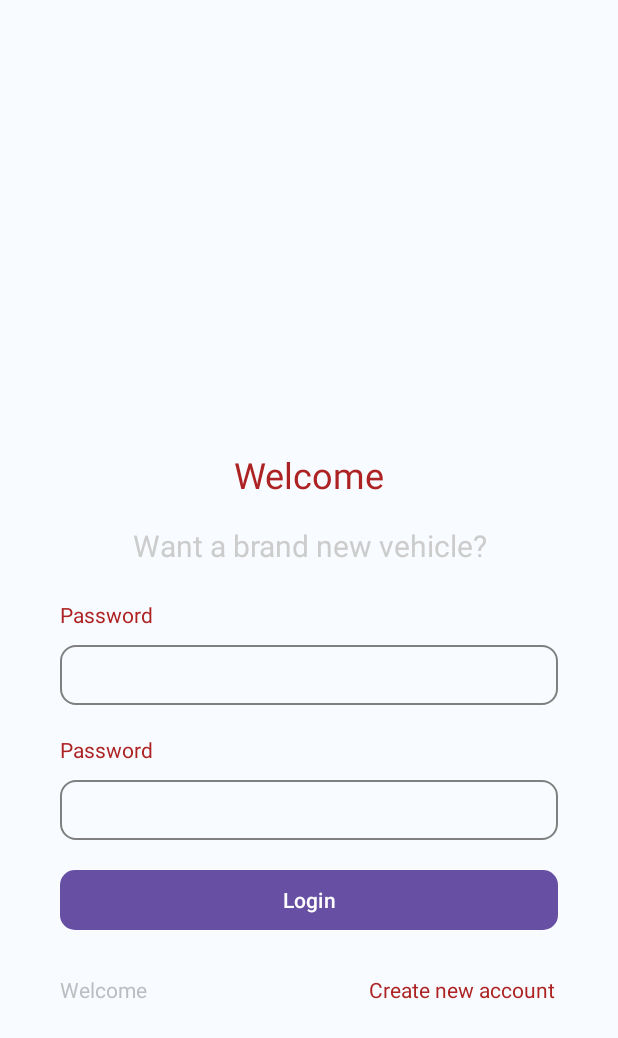
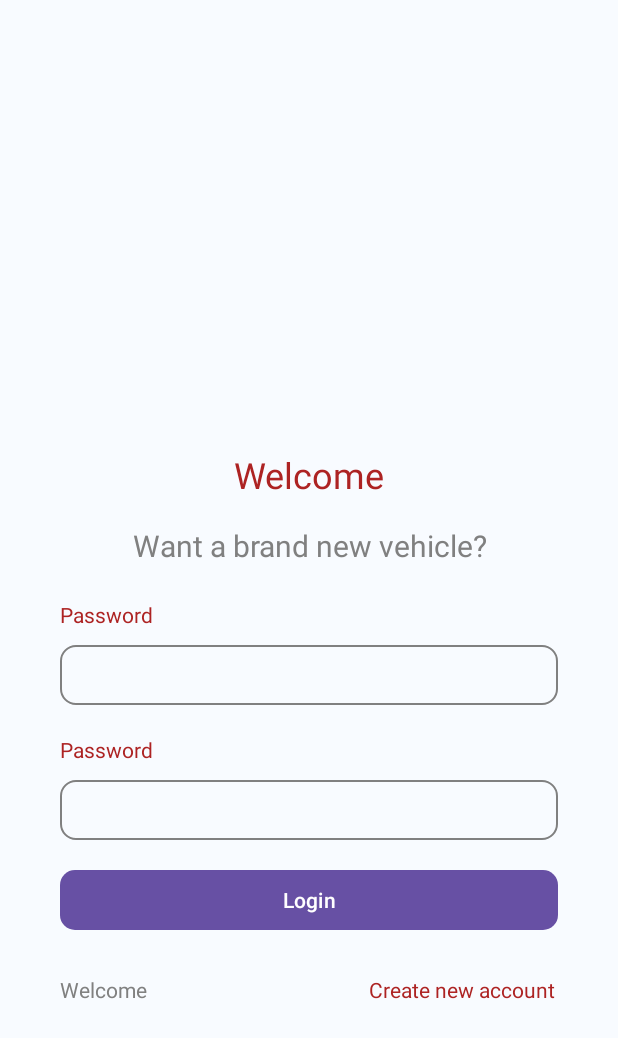
Before and after one commit to allcarsinone-pt/S2_PADM, an Android app: the screen it shows after launch (MainActivity), on a phone screen of 412 x 824 dp. Shown: the top 1038 px of the screen. Run offline under Robolectric (Android 15) with nearby library versions, the phone set to English and light mode, and no system bars.

Commit message:
Utilização das cores do colors.xml

```diff
--- a/app/src/main/res/layout/activity_main.xml
+++ b/app/src/main/res/layout/activity_main.xml
@@ -6,7 +6,7 @@
     android:layout_width="match_parent"
     android:layout_height="match_parent"
     tools:context=".MainActivity"
-    android:background="#F8FBFF"
+    android:background="@color/whitebg"
     >
 
     <LinearLayout
@@ -26,7 +26,7 @@
             android:text="Welcome"
             android:textSize="24sp"
             android:textAlignment="center"
-            android:textColor="#AD2323"
+            android:textColor="@color/red"
             android:layout_marginHorizontal="40dp"
             />
 
@@ -39,7 +39,7 @@
             android:text="Want a brand new vehicle?"
             android:textSize="20sp"
             android:textAlignment="center"
-            android:textColor="#CCCCCC"
+            android:textColor="@color/gray"
             android:layout_marginHorizontal="40dp"
             />
 
@@ -50,7 +50,7 @@
             android:ems="10"
             android:inputType="text"
             android:text="Password"
-            android:textColor="#AD2323"
+            android:textColor="@color/red"
             android:layout_marginHorizontal="40dp"
             />
 
@@ -74,7 +74,7 @@
             android:ems="10"
             android:inputType="text"
             android:text="Password"
-            android:textColor="#AD2323"
+            android:textColor="@color/red"
             android:layout_marginHorizontal="40dp"
             />
 
@@ -119,7 +119,7 @@
                 android:inputType="text"
                 android:text="Welcome"
                 android:textSize="14sp"
-                android:textColor="#80808080"
+                android:textColor="@color/gray"
                 android:layout_marginHorizontal="40dp"
                 android:layout_weight="1"
                 />
@@ -132,7 +132,7 @@
                 android:inputType="text"
                 android:text="Create new account"
                 android:textSize="14sp"
-                android:textColor="#AD2323"
+                android:textColor="@color/red"
                 android:layout_marginHorizontal="40dp"
                 android:layout_weight="1"
                 />
```
